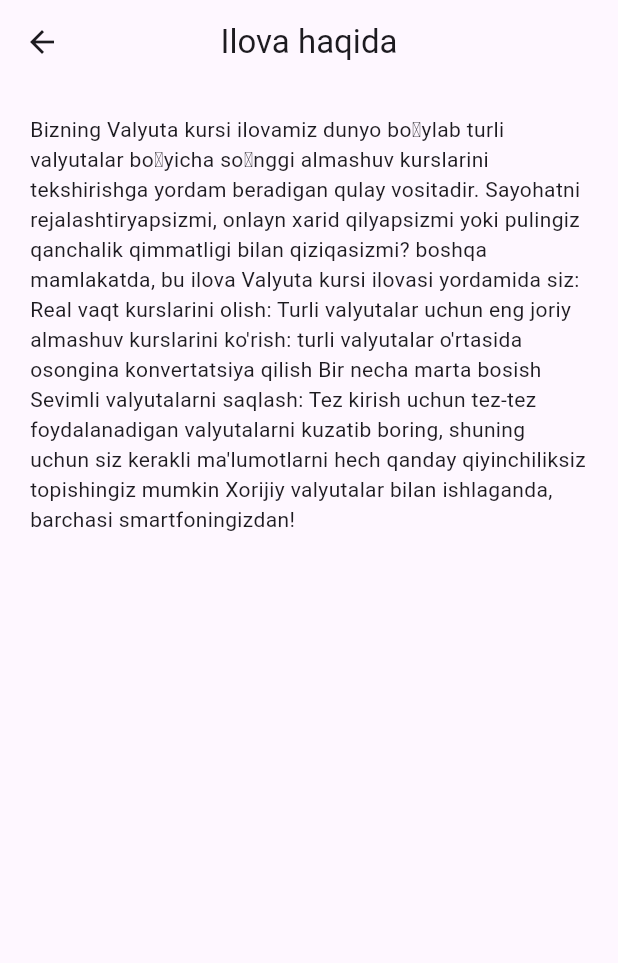
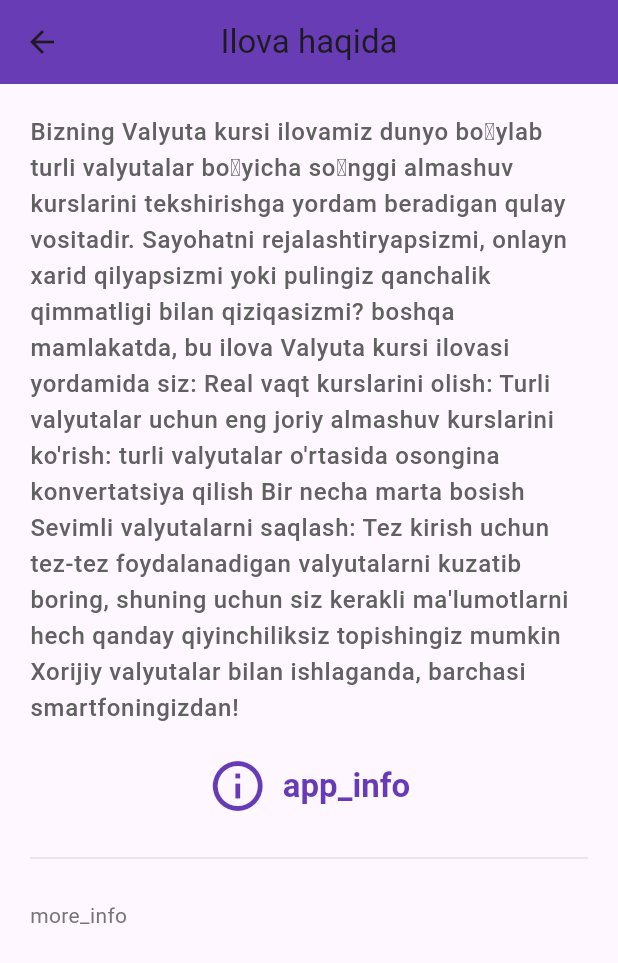
Before and after one commit to Bakhodir95/exchange_app, a Flutter app: the SettingsScreen widget shown alone on an empty page, opened directly, after a tap on "Ilova haqida", on a phone screen of 412 x 824 dp. Shown: the top 963 px of the screen. Run offline on Flutter 3.47's test engine with Material 3 defaults, Android fonts, the phone set to English and light mode, and no system bars; our stand-ins replace bloc, carousel_slider, dio, easy_localization, equatable, flutter_bloc and 1 more; accounts and stored records are empty; network calls fail.

Commit message:
save responsive

```diff
--- /dev/null
+++ b/lib/src/extentions/mediaquery.dart
@@ -0,0 +1,23 @@
+import 'package:flutter/material.dart';
+
+extension Responsive on BuildContext {
+  double get screenWidth => MediaQuery.of(this).size.width;
+
+  double get screenHeight => MediaQuery.of(this).size.height;
+
+  bool get isMobile => screenWidth < 600;
+
+  bool get isTablet => screenWidth >= 600 && screenWidth < 1100;
+
+  bool get isDesktop => screenWidth >= 1100;
+
+  double percentWidth(double percentage) => screenWidth * (percentage / 100);
+
+  double percentHeight(double percentage) => screenHeight * (percentage / 100);
+
+  double responsiveFontSize(double baseFontSize) {
+    if (isMobile) return baseFontSize;
+    if (isTablet) return baseFontSize * 1.2;
+    return baseFontSize * 1.4;
+  }
+}
--- a/lib/src/models/exchange.dart
+++ b/lib/src/models/exchange.dart
@@ -1,4 +1,4 @@
-import 'package:exchange_app/src/utils/extentions.dart';
+import 'package:exchange_app/src/extentions/stringToDate.dart';
 
 class Exchange {
   String title;
--- a/lib/src/ui/screens/about_app_screen.dart
+++ b/lib/src/ui/screens/about_app_screen.dart
@@ -10,12 +10,51 @@ class AboutAppScreen extends StatelessWidget {
       appBar: AppBar(
         title: Text(context.tr("about_the_app")),
         centerTitle: true,
+        backgroundColor: Colors.deepPurple,
+        elevation: 4,
       ),
       body: Padding(
         padding: const EdgeInsets.all(20),
         child: Column(
+          crossAxisAlignment: CrossAxisAlignment.start,
           children: [
-            Text(context.tr("currency_rate_app_description")),
+            Text(
+              context.tr("currency_rate_app_description"),
+              style: Theme.of(context).textTheme.bodyLarge?.copyWith(
+                    fontSize: 16,
+                    fontWeight: FontWeight.w500,
+                    color: Colors.grey[700],
+                  ),
+            ),
+            const SizedBox(height: 20),
+            Row(
+              mainAxisAlignment: MainAxisAlignment.center,
+              children: [
+                const Icon(
+                  Icons.info_outline,
+                  size: 40,
+                  color: Colors.deepPurple,
+                ),
+                const SizedBox(width: 10),
+                Text(
+                  context.tr("app_info"),
+                  style: Theme.of(context).textTheme.titleLarge?.copyWith(
+                        color: Colors.deepPurple,
+                        fontWeight: FontWeight.bold,
+                      ),
+                ),
+              ],
+            ),
+            const SizedBox(height: 20),
+            Divider(thickness: 1, color: Colors.grey[300]),
+            const SizedBox(height: 20),
+            Text(
+              context.tr("more_info"),
+              style: Theme.of(context).textTheme.bodyMedium?.copyWith(
+                    fontSize: 14,
+                    color: Colors.grey[600],
+                  ),
+            ),
           ],
         ),
       ),
--- a/lib/src/ui/screens/settings_screen.dart
+++ b/lib/src/ui/screens/settings_screen.dart
@@ -4,6 +4,7 @@ import 'package:exchange_app/src/blocs/exchange/exchange_event.dart';
 import 'package:exchange_app/src/blocs/theme/theme_block.dart';
 import 'package:exchange_app/src/blocs/theme/theme_event.dart';
 import 'package:exchange_app/src/blocs/theme/theme_state.dart';
+import 'package:exchange_app/src/extentions/mediaquery.dart';
 import 'package:exchange_app/src/ui/screens/about_app_screen.dart';
 import 'package:flutter/material.dart';
 import 'package:flutter_bloc/flutter_bloc.dart';
@@ -33,15 +34,18 @@ class _SettingsScreenState extends State<SettingsScreen> {
             child: Column(
               mainAxisAlignment: MainAxisAlignment.center,
               children: [
-                const CircleAvatar(
-                  radius: 45,
-                  backgroundImage: AssetImage('assets/images/splash.png'),
+                CircleAvatar(
+                  radius:
+                      context.screenWidth / 10, // Responsive size for avatar
+                  backgroundImage: const AssetImage('assets/images/splash.png'),
                 ),
-                const SizedBox(height: 10),
+                SizedBox(
+                  height: context.screenHeight / 100,
+                ),
                 Text(
                   context.tr("settings"),
-                  style: const TextStyle(
-                    fontSize: 24,
+                  style: TextStyle(
+                    fontSize: context.responsiveFontSize(24),
                     fontWeight: FontWeight.bold,
                     color: Colors.white,
                   ),
@@ -50,7 +54,12 @@ class _SettingsScreenState extends State<SettingsScreen> {
             ),
           ),
           ListTile(
-            title: Text(context.tr("languages")),
+            title: Text(
+              context.tr("languages"),
+              style: TextStyle(
+                  fontSize:
+                      context.responsiveFontSize(18)), // Responsive font size
+            ),
             leading: const Icon(
               Icons.language,
               color: Color.fromARGB(255, 53, 175, 57),
@@ -85,7 +94,12 @@ class _SettingsScreenState extends State<SettingsScreen> {
               Icons.mode_night_outlined,
               color: Colors.amber,
             ),
-            title: Text(context.tr("night_mode")),
+            title: Text(
+              context.tr("night_mode"),
+              style: TextStyle(
+                  fontSize:
+                      context.responsiveFontSize(18)), // Responsive font size
+            ),
             trailing: BlocBuilder<ThemeBloc, ThemeState>(
               builder: (context, state) {
                 final isDarkMode =
@@ -109,7 +123,12 @@ class _SettingsScreenState extends State<SettingsScreen> {
               Icons.telegram,
               color: Colors.blue,
             ),
-            title: Text("complains_and_suggestions".tr()),
+            title: Text(
+              "complains_and_suggestions".tr(),
+              style: TextStyle(
+                  fontSize:
+                      context.responsiveFontSize(18)), // Responsive font size
+            ),
             trailing: const Icon(Icons.arrow_forward_ios_rounded),
           ),
           ListTile(
@@ -122,13 +141,23 @@ class _SettingsScreenState extends State<SettingsScreen> {
               Icons.phone,
               color: Colors.blue,
             ),
-            title: Text("call_us".tr()),
+            title: Text(
+              "call_us".tr(),
+              style: TextStyle(
+                  fontSize:
+                      context.responsiveFontSize(18)),
+            ),
             trailing: const Icon(Icons.arrow_forward_ios_rounded),
           ),
           ListTile(
             onTap: () {},
             leading: const Icon(Icons.share),
-            title: Text("share_with_friends".tr()),
+            title: Text(
+              "share_with_friends".tr(),
+              style: TextStyle(
+                  fontSize:
+                      context.responsiveFontSize(18)),
+            ),
             trailing: const Icon(Icons.arrow_forward_ios_rounded),
           ),
           ListTile(
@@ -142,7 +171,12 @@ class _SettingsScreenState extends State<SettingsScreen> {
               Icons.info_outline,
               color: Colors.yellow,
             ),
-            title: Text("about_the_app".tr()),
+            title: Text(
+              "about_the_app".tr(),
+              style: TextStyle(
+                  fontSize:
+                      context.responsiveFontSize(18)),
+            ),
             trailing: const Icon(Icons.arrow_forward_ios_rounded),
           ),
         ],
```
Also changed, not shown: lib/src/extentions/stringToDate.dart (renamed from lib/src/utils/extentions.dart, +30 -0 lines), lib/src/services/searchviewdelegate.dart (+13 -10 lines), lib/src/ui/screens/converting_screen.dart (+26 -15 lines), lib/src/ui/screens/home_screen.dart (+8 -4 lines), lib/src/ui/screens/splash_screen.dart (+14 -5 lines), lib/src/ui/widgets/home_container_widget.dart (+26 -13 lines), 3 other files.
